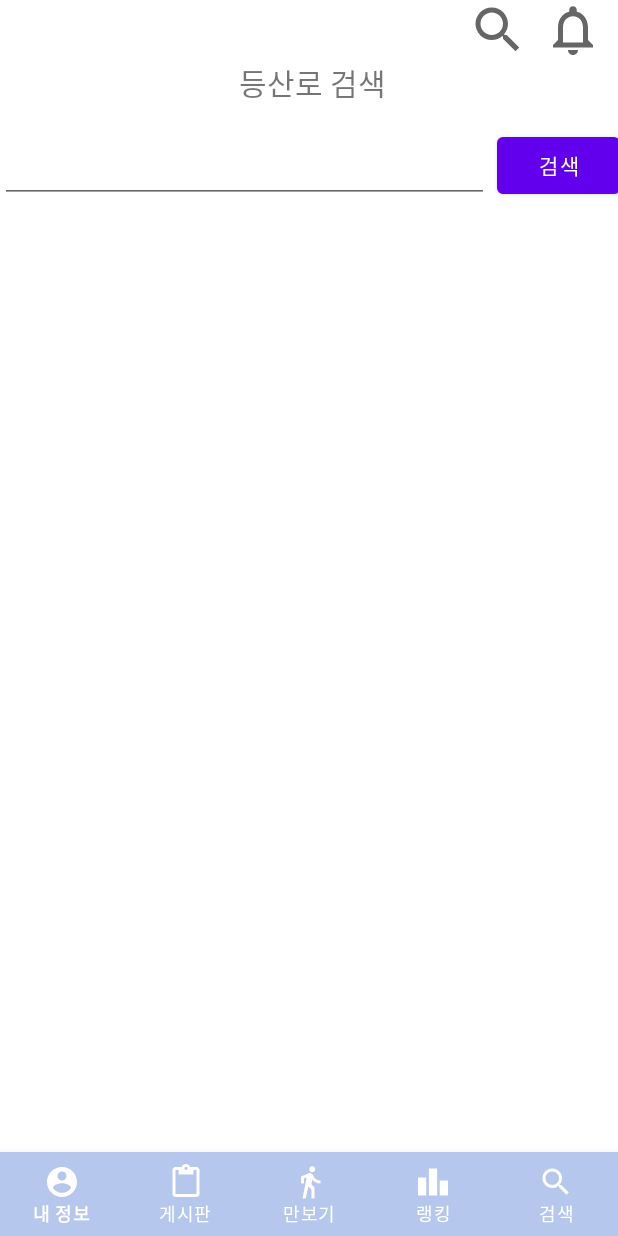
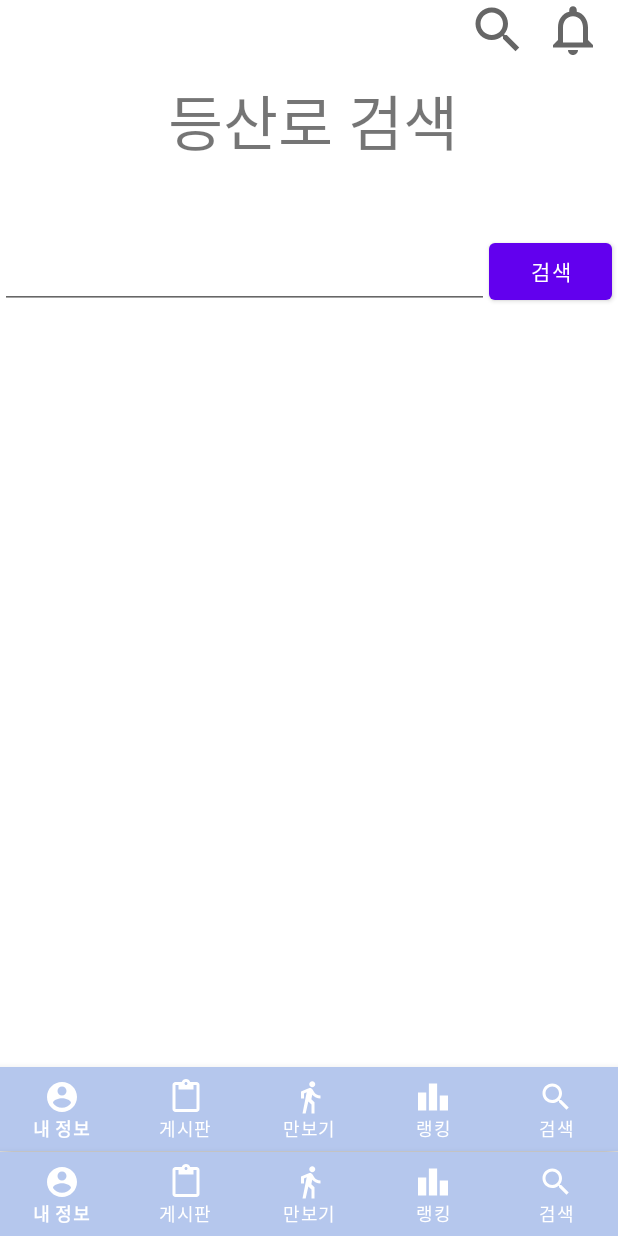
Before and after one commit to kookmin-sw/capstone-2022-42, an Android app: the fragment FragmentSearch placed in its activity, on a phone screen of 412 x 824 dp. Run offline under Robolectric (Android 15) with nearby library versions, the phone set to English and light mode, and no system bars; our stand-ins replace Firebase (no records; nobody signed in at launch, a user with empty details on screens opened directly).

Commit message:
fix: Search Activity -> Search Fragment

```diff
--- a/app/src/main/AndroidManifest.xml
+++ b/app/src/main/AndroidManifest.xml
@@ -16,10 +16,6 @@
         android:roundIcon="@mipmap/ic_launcher_round"
         android:supportsRtl="true"
         android:theme="@style/Theme.Capstone42_Sancheck">
-        <activity
-            android:name=".activity.SearchActivity"
-            android:exported="true">
-        </activity>
 
         <!-- 구글 맵 관련 meta-data -->
         <meta-data
--- a/app/src/main/java/com/example/capstone42_sancheck/fragment/FragmentSearch.java
+++ b/app/src/main/java/com/example/capstone42_sancheck/fragment/FragmentSearch.java
@@ -1,23 +1,97 @@
 package com.example.capstone42_sancheck.fragment;
 
+import android.content.res.AssetManager;
 import android.os.Bundle;
 import android.view.LayoutInflater;
 import android.view.View;
 import android.view.ViewGroup;
+import android.widget.Button;
+import android.widget.EditText;
+import android.widget.ListView;
 
 import androidx.annotation.NonNull;
 import androidx.annotation.Nullable;
 import androidx.fragment.app.Fragment;
 
 import com.example.capstone42_sancheck.R;
+import com.example.capstone42_sancheck.adapter.ListViewAdapter;
+import com.example.capstone42_sancheck.object.Mountain;
+
+import org.json.JSONArray;
+import org.json.JSONException;
+import org.json.JSONObject;
+
+import java.io.BufferedReader;
+import java.io.IOException;
+import java.io.InputStream;
+import java.io.InputStreamReader;
+import java.util.ArrayList;
+import java.util.List;
 
 public class FragmentSearch extends Fragment {
     private View view;
+    private ListView lv1;
+    private Button btn1;
+    private EditText et1;
+    private ListViewAdapter adapter;
 
     @Nullable
     @Override
     public View onCreateView(@NonNull LayoutInflater inflater, @Nullable ViewGroup container, @Nullable Bundle savedInstanceState) {
-        view = inflater.inflate(R.layout.activity_search, container, false);
+        view = inflater.inflate(R.layout.frag_search, container, false);
+
+        lv1 = (ListView) view.findViewById(R.id.lv1);
+        btn1 = (Button) view.findViewById(R.id.btnJson);
+        et1 = (EditText) view.findViewById(R.id.et1);
+        adapter = new ListViewAdapter();
+
+        btn1.setOnClickListener(new View.OnClickListener() {
+            @Override
+            public void onClick(View view) {
+                adapter.clear();
+                AssetManager assetManager = getResources().getAssets();
+                String keyword = et1.getText().toString();
+
+                try {
+                    InputStream is = assetManager.open("jsons/seoul_mountain.json");
+                    InputStreamReader isr = new InputStreamReader(is);
+                    BufferedReader reader = new BufferedReader(isr);
+
+                    StringBuffer buffer = new StringBuffer();
+                    String line = reader.readLine();
+                    while (line != null) {
+                        buffer.append(line + "\n");
+                        line = reader.readLine();
+                    }
+                    String jsondata = buffer.toString();
+
+                    // json 데이터가 []로 시작하는 배열일 때
+                    JSONArray jsonArray = new JSONArray(jsondata);
+                    List mountainList = new ArrayList();
+
+                    for (int i = 0; i < jsonArray.length(); i++) {
+                        Mountain mountain = new Mountain();
+                        JSONObject jo = jsonArray.getJSONObject(i);
+
+                        mountain.setIndex(jo.optInt("INDEX", 0));
+                        mountain.setM_Name(jo.optString("MNTN_NM", "NO_VALUE"));
+                        mountain.setPM_Name(jo.optString("PMNTN_NM", "NO_VALUE"));
+                        mountain.setLT(jo.optDouble("PMNTN_LT", 0));
+                        mountain.setUppl(jo.optDouble("PMNTN_UPPL", 0));
+                        mountain.setGodn(jo.optDouble("PMNTN_GODN", 0));
+                        mountain.setDiff(jo.optString("PMNTN_DFFL", "NO_VALUE"));
+
+                        if (jo.optString("MNTN_NM", "NOT VALUE").contains(keyword)) {
+                            mountainList.add(mountain);
+                            adapter.addItem(jo.optString("MNTN_NM", "NOT VALUE"), jo.optString("PMNTN_NM", "NOT VALUE"), jo.optDouble("PMNTN_LT", 0));
+                        }
+                        lv1.setAdapter(adapter);
+                    }
+                } catch (IOException | JSONException e) {
+                    e.printStackTrace();
+                }
+            }
+        });
         return view;
     }
 }
--- a/app/src/main/res/layout/activity_search.xml
+++ /dev/null
@@ -1,59 +0,0 @@
-<?xml version="1.0" encoding="utf-8"?>
-<androidx.constraintlayout.widget.ConstraintLayout xmlns:android="http://schemas.android.com/apk/res/android"
-    xmlns:app="http://schemas.android.com/apk/res-auto"
-    xmlns:tools="http://schemas.android.com/tools"
-    android:layout_width="match_parent"
-    android:layout_height="match_parent"
-    tools:contet=".activity.SearchActivity">
-
-
-    <androidx.constraintlayout.widget.ConstraintLayout
-        android:id="@+id/constraintLayout"
-        android:layout_width="416dp"
-        android:layout_height="675dp"
-        app:layout_constraintTop_toTopOf="parent"
-        tools:layout_editor_absoluteX="0dp">
-
-        <ListView
-            android:id="@+id/lv1"
-            android:layout_width="match_parent"
-            android:layout_height="545dp"
-            android:layout_weight="0.8"
-            app:layout_constraintTop_toBottomOf="@+id/et1"
-            tools:layout_editor_absoluteX="0dp" />
-
-        <TextView
-            android:id="@+id/textView3"
-            android:layout_width="match_parent"
-            android:layout_height="40dp"
-            android:text="등산로 검색"
-            android:textAlignment="center"
-            android:textSize="20dp"
-            app:layout_constraintBottom_toTopOf="@+id/et1"
-            tools:layout_editor_absoluteX="0dp" />
-
-        <EditText
-            android:id="@+id/et1"
-            android:layout_width="326dp"
-            android:layout_height="50dp"
-            android:layout_margin="5dp"
-            android:layout_weight="0.1"
-            android:inputType="textShortMessage"
-            android:privateImeOptions="defaultInputmode=korean"
-            tools:layout_editor_absoluteX="0dp"
-            tools:layout_editor_absoluteY="75dp"
-            app:layout_constraintTop_toBottomOf="@+id/textView3"/>
-
-        <Button
-            android:id="@+id/btnJson"
-            android:layout_width="82dp"
-            android:layout_height="50dp"
-            android:layout_margin="5dp"
-            android:layout_weight="0.1"
-            android:text="검색"
-            app:layout_constraintStart_toEndOf="@+id/et1"
-            app:layout_constraintTop_toBottomOf="@+id/textView3"/>
-            tools:layout_editor_absoluteY="75dp" />
-
-    </androidx.constraintlayout.widget.ConstraintLayout>
-</androidx.constraintlayout.widget.ConstraintLayout>
--- a/app/src/main/res/layout/frag_search.xml
+++ b/app/src/main/res/layout/frag_search.xml
@@ -1,15 +1,72 @@
 <?xml version="1.0" encoding="utf-8"?>
-<LinearLayout xmlns:android="http://schemas.android.com/apk/res/android"
+<androidx.constraintlayout.widget.ConstraintLayout xmlns:android="http://schemas.android.com/apk/res/android"
+    xmlns:app="http://schemas.android.com/apk/res-auto"
     xmlns:tools="http://schemas.android.com/tools"
     android:layout_width="match_parent"
     android:layout_height="match_parent"
-    tools:context=".activity.SearchActivity" >
+    tools:contet=".activity.SearchActivity">
 
-    <fragment
+
+    <androidx.constraintlayout.widget.ConstraintLayout
+        android:id="@+id/constraintLayout"
+        android:layout_width="416dp"
+        android:layout_height="670dp"
+        app:layout_constraintTop_toTopOf="parent"
+        tools:layout_editor_absoluteX="0dp">
+
+        <ListView
+            android:id="@+id/lv1"
+            android:layout_width="match_parent"
+            android:layout_height="500dp"
+            android:layout_marginTop="4dp"
+            android:layout_weight="0.8"
+            app:layout_constraintBottom_toBottomOf="parent"
+            app:layout_constraintTop_toBottomOf="@+id/et1"
+            tools:layout_editor_absoluteX="-2dp" />
+
+        <TextView
+            android:id="@+id/textView3"
+            android:layout_width="418dp"
+            android:layout_height="73dp"
+            android:fontFamily="@font/marubold"
+            android:text="등산로 검색"
+            android:textAlignment="center"
+            android:textSize="40dp"
+            app:layout_constraintBottom_toTopOf="@+id/et1"
+            tools:layout_editor_absoluteX="-2dp" />
+
+        <EditText
+            android:id="@+id/et1"
+            android:layout_width="326dp"
+            android:layout_height="50dp"
+            android:layout_marginTop="32dp"
+            android:layout_weight="0.1"
+            android:inputType="textShortMessage"
+            android:privateImeOptions="defaultInputmode=korean"
+            app:layout_constraintTop_toBottomOf="@+id/textView3"
+            tools:layout_editor_absoluteX="0dp" />
+
+        <Button
+            android:id="@+id/btnJson"
+            android:layout_width="82dp"
+            android:layout_height="50dp"
+            android:layout_marginTop="32dp"
+            android:layout_weight="0.1"
+            android:text="검색"
+            android:fontFamily="@font/marulight"
+            app:layout_constraintStart_toEndOf="@+id/et1"
+            app:layout_constraintTop_toBottomOf="@+id/textView3"/>
+    </androidx.constraintlayout.widget.ConstraintLayout>
+
+    <com.google.android.material.bottomnavigation.BottomNavigationView
+        android:id="@+id/bottomNavi"
         android:layout_width="match_parent"
-        android:layout_height="match_parent"
-        android:id="@+id/map"
-        tools:context=".MapsActivity"
-        android:name="com.google.android.gms.maps.SupportMapFragment" />
-
-</LinearLayout>
+        android:layout_height="wrap_content"
+        app:backgroundTint="#b5c7ed"
+        app:itemIconTint="#ffffff"
+        app:itemTextColor="#ffffff"
+        app:labelVisibilityMode="labeled"
+        app:layout_constraintBottom_toBottomOf="parent"
+        app:layout_constraintTop_toBottomOf="@+id/constraintLayout"
+        app:menu="@menu/bottom_menu" />
+</androidx.constraintlayout.widget.ConstraintLayout>
```
Also changed, not shown: app/src/main/java/com/example/capstone42_sancheck/activity/SearchActivity.java (deleted, +0 -94 lines), app/src/main/java/com/example/capstone42_sancheck/adapter/ListViewAdapter.java (+14 -11 lines), app/src/main/java/com/example/capstone42_sancheck/object/SearchListViewItem.java (renamed from app/src/main/java/com/example/capstone42_sancheck/object/ListViewItem.java, +8 -3 lines), app/src/main/res/layout/frag_search_listview_item.xml (added, +43 -0 lines), app/src/main/res/layout/listviewitem.xml (deleted, +0 -32 lines), 2 other files.
